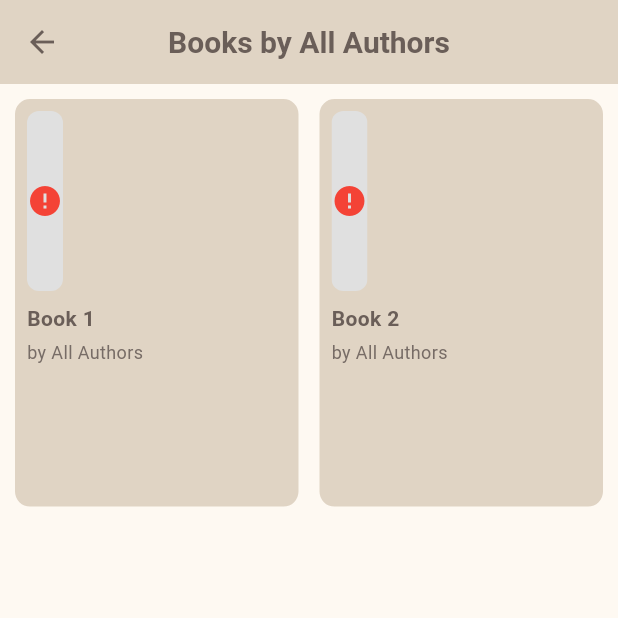
After one commit to vngerus/flutter_e-book_store, a Flutter app: the BooksByAuthorScreen screen opened directly, on a phone screen of 412 x 824 dp, the top half of it. The commit adds this screen. Run offline on Flutter 3.47's test engine with Material 3 defaults, Android fonts, the phone set to English and light mode, and no system bars; our stand-ins replace dio, flutter_bloc; network calls fail.

Commit message:
chore: must be done

```diff
--- /dev/null
+++ b/lib/screen/books_by_author_screen.dart
@@ -0,0 +1,126 @@
+import 'package:flutter/material.dart';
+import '../widgets/app_colors.dart';
+import '../models/ebook_models.dart';
+
+class BooksByAuthorScreen extends StatelessWidget {
+  final String author;
+
+  const BooksByAuthorScreen({super.key, required this.author});
+
+  @override
+  Widget build(BuildContext context) {
+    final List<EbookModel> booksByAuthor = [
+      EbookModel(
+        id: '1',
+        title: 'Book 1',
+        author: author,
+        imagePath: 'https://via.placeholder.com/150',
+        price: 10.0,
+        rating: 4.5,
+        progress: 0.5,
+        language: 'English',
+        pages: 200,
+        description: 'Description of Book 1',
+      ),
+      EbookModel(
+        id: '2',
+        title: 'Book 2',
+        author: author,
+        imagePath: 'https://via.placeholder.com/150',
+        price: 12.0,
+        rating: 4.0,
+        progress: 0.7,
+        language: 'Spanish',
+        pages: 250,
+        description: 'Description of Book 2',
+      ),
+    ];
+
+    return Scaffold(
+      appBar: AppBar(
+        centerTitle: true,
+        title: Text(
+          "Books by $author",
+          style: TextStyle(
+            fontSize: 20,
+            fontWeight: FontWeight.bold,
+            color: AppColor.texto3,
+          ),
+        ),
+        backgroundColor: AppColor.bg1,
+        leading: IconButton(
+          icon: Icon(Icons.arrow_back, color: AppColor.texto3),
+          onPressed: () => Navigator.pop(context),
+        ),
+      ),
+      backgroundColor: AppColor.bg2,
+      body: Padding(
+        padding: const EdgeInsets.all(8.0),
+        child: GridView.builder(
+          gridDelegate: const SliverGridDelegateWithFixedCrossAxisCount(
+            crossAxisCount: 2,
+            crossAxisSpacing: 10,
+            mainAxisSpacing: 10,
+            childAspectRatio: 0.7,
+          ),
+          itemCount: booksByAuthor.length,
+          itemBuilder: (context, index) {
+            final book = booksByAuthor[index];
+            return Container(
+              decoration: BoxDecoration(
+                color: AppColor.bg1,
+                borderRadius: BorderRadius.circular(12),
+                border: Border.all(color: AppColor.bg2, width: 2),
+              ),
+              child: Padding(
+                padding: const EdgeInsets.all(8.0),
+                child: Column(
+                  crossAxisAlignment: CrossAxisAlignment.start,
+                  children: [
+                    ClipRRect(
+                      borderRadius: BorderRadius.circular(8),
+                      child: Image.network(
+                        book.imagePath,
+                        height: 120,
+                        width: double.infinity,
+                        fit: BoxFit.cover,
+                        errorBuilder: (context, error, stackTrace) {
+                          return Container(
+                            height: 120,
+                            color: Colors.grey[300],
+                            child: const Icon(Icons.error, color: Colors.red),
+                          );
+                        },
+                      ),
+                    ),
+                    const SizedBox(height: 8),
+                    Text(
+                      book.title,
+                      style: TextStyle(
+                        fontSize: 14,
+                        fontWeight: FontWeight.bold,
+                        color: AppColor.texto3,
+                      ),
+                      maxLines: 1,
+                      overflow: TextOverflow.ellipsis,
+                    ),
+                    const SizedBox(height: 4),
+                    Text(
+                      "by ${book.author}",
+                      style: TextStyle(
+                        fontSize: 12,
+                        color: AppColor.texto2,
+                      ),
+                      maxLines: 1,
+                      overflow: TextOverflow.ellipsis,
+                    ),
+                  ],
+                ),
+              ),
+            );
+          },
+        ),
+      ),
+    );
+  }
+}
--- a/lib/screen/home_screen.dart
+++ b/lib/screen/home_screen.dart
@@ -3,6 +3,7 @@ import 'package:flutter_bloc/flutter_bloc.dart';
 import 'package:flutter_ebook_store/bloc/cart_bloc.dart';
 import 'package:flutter_ebook_store/bloc/cart_state.dart';
 import 'package:flutter_ebook_store/models/ebook_models.dart';
+import 'package:flutter_ebook_store/widgets/authors_carrousel_widget.dart';
 import 'package:flutter_ebook_store/widgets/book_carousel.dart';
 import 'package:flutter_ebook_store/widgets/continue_reading_widget.dart';
 import 'package:flutter_ebook_store/bloc/e_book_bloc.dart';
@@ -21,6 +22,8 @@ class HomeScreen extends StatefulWidget {
 }
 
 class _HomeScreenState extends State<HomeScreen> {
+  List<EbookModel> readingBooks = [];
+
   @override
   Widget build(BuildContext context) {
     return Scaffold(
@@ -45,7 +48,19 @@ class _HomeScreenState extends State<HomeScreen> {
                         child: CircularProgressIndicator(),
                       );
                     } else if (state is EbookLoaded) {
-                      return BookCarousel(books: state.ebooks);
+                      final List<String> authors =
+                          state.ebooks.map((e) => e.author).toSet().toList();
+                      readingBooks = state.ebooks
+                          .where((book) => book.progress > 0)
+                          .toList();
+
+                      return Column(
+                        children: [
+                          BookCarousel(books: state.ebooks),
+                          const SizedBox(height: 16),
+                          AuthorsCarrouselWidget(authors: authors),
+                        ],
+                      );
                     } else if (state is EbookError) {
                       return Center(
                         child: Text(
@@ -62,10 +77,12 @@ class _HomeScreenState extends State<HomeScreen> {
               ),
             ],
           ),
-          const Positioned.fill(
+          Positioned.fill(
             child: Align(
               alignment: Alignment.bottomCenter,
-              child: ContinueReadingWidget(),
+              child: ContinueReadingWidget(
+                readingBooks: readingBooks,
+              ),
             ),
           ),
         ],
--- a/lib/widgets/book_carousel.dart
+++ b/lib/widgets/book_carousel.dart
@@ -11,6 +11,8 @@ class BookCarousel extends StatelessWidget {
 
   @override
   Widget build(BuildContext context) {
+    final trendingBooks = books.length > 5 ? books.sublist(0, 5) : books;
+
     return Column(
       crossAxisAlignment: CrossAxisAlignment.start,
       children: [
@@ -63,9 +65,9 @@ class BookCarousel extends StatelessWidget {
           height: 250,
           child: ListView.builder(
             scrollDirection: Axis.horizontal,
-            itemCount: books.length,
+            itemCount: trendingBooks.length,
             itemBuilder: (context, index) {
-              final book = books[index];
+              final book = trendingBooks[index];
               return GestureDetector(
                 onTap: () {
                   Navigator.push(
--- a/lib/widgets/continue_reading_widget.dart
+++ b/lib/widgets/continue_reading_widget.dart
@@ -3,11 +3,13 @@ import 'package:flutter_bloc/flutter_bloc.dart';
 import 'package:flutter_ebook_store/bloc/cart_bloc.dart';
 import 'package:flutter_ebook_store/bloc/cart_state.dart';
 import 'package:flutter_ebook_store/models/cart_models.dart';
+import 'package:flutter_ebook_store/models/ebook_models.dart';
 import 'package:flutter_ebook_store/screen/reading_detail_screen.dart';
 import 'package:flutter_ebook_store/widgets/app_colors.dart';
 
 class ContinueReadingWidget extends StatelessWidget {
-  const ContinueReadingWidget({super.key});
+  const ContinueReadingWidget(
+      {super.key, required List<EbookModel> readingBooks});
 
   @override
   Widget build(BuildContext context) {
@@ -83,7 +85,7 @@ class ContinueReadingWidget extends StatelessWidget {
                         else if (readingBooks.isEmpty)
                           Center(
                             child: Text(
-                              "No books to continue reading.",
+                              "Sart reading books",
                               style: TextStyle(
                                 fontSize: 16,
                                 color: AppColor.texto2,
```
Also changed, not shown: lib/screen/authors_screen.dart (added, +78 -0 lines), lib/widgets/authors_carrousel_widget.dart (added, +103 -0 lines), fonts/Roboto-Bold.ttf (renamed from assets/fonts/Roboto-Bold.ttf), fonts/Roboto-Regular.ttf (renamed from assets/fonts/Roboto-Regular.ttf).
